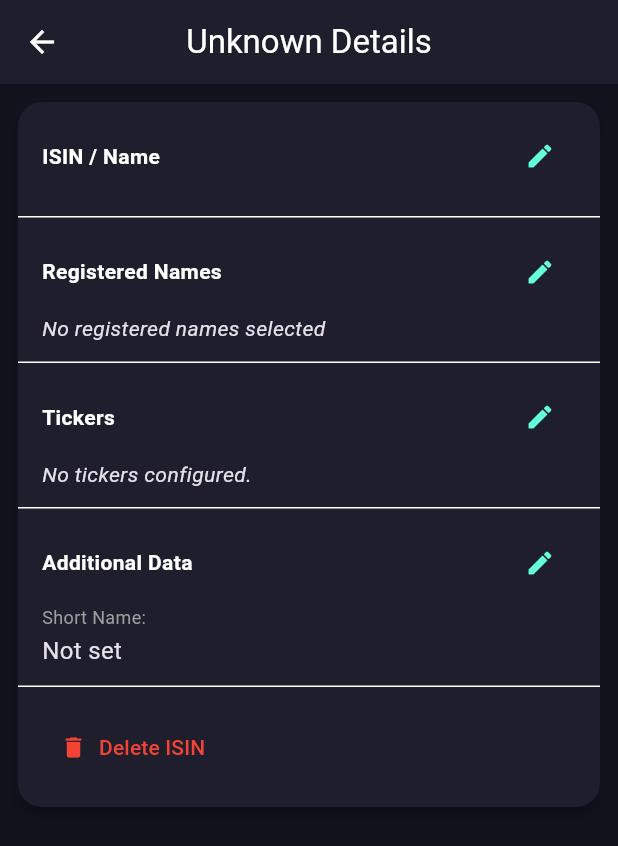
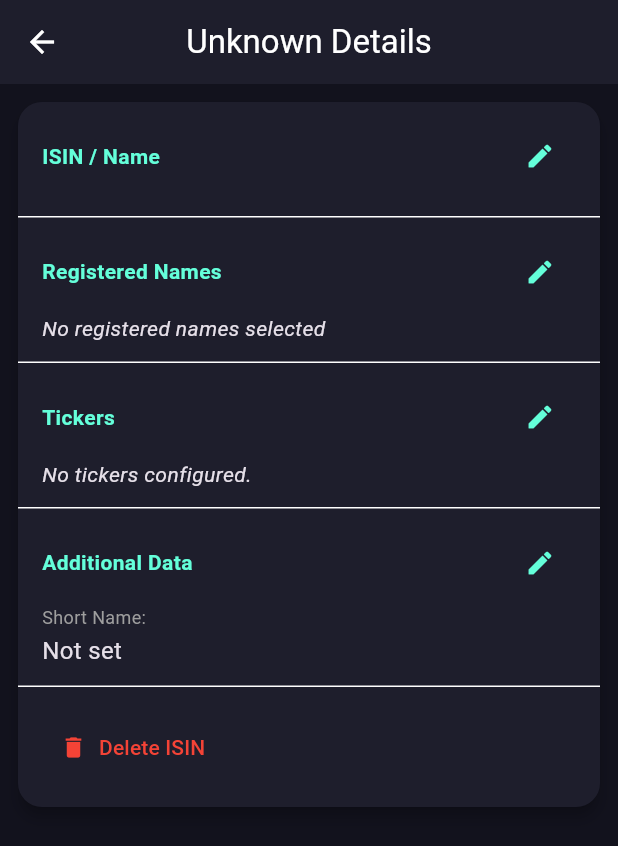
Before and after one commit to garrese/pocket-isins, a Flutter app: the IsinSummaryScreen screen opened directly with empty values, on a phone screen of 412 x 824 dp. Shown: the top 846 px of the screen. Run offline on Flutter 3.47's test engine with Material 3 defaults, Android fonts, the phone set to English and light mode, and no system bars; our stand-ins replace dio, drift, file_picker, fl_chart, flutter_markdown_plus, flutter_riverpod and 7 more; missing offline and left inert: sqlite3; accounts and stored records are empty; generated files the repository leaves out were written again.

Commit message:
Update ISIN text colors to use standard app theme colors
Replaced hardcoded white/grey colors on the portfolio and ISIN summary
screens. The ISIN displayName and detail section titles now use the
primary (turquoise) theme color. Shortname and isinCode text now use
normal white. Ticker symbols now use the secondary (yellow) theme color
and have normal font weight on the detail screen.

Co-authored-by: garrese <49403460+garrese@users.noreply.github.com>

```diff
--- a/lib/features/portfolio/presentation/screens/isin_summary_screen.dart
+++ b/lib/features/portfolio/presentation/screens/isin_summary_screen.dart
@@ -209,9 +209,9 @@ class IsinSummaryScreen extends ConsumerWidget {
                                           child: _buildCopyableText(
                                             context,
                                             t.symbol,
-                                            style: const TextStyle(
-                                              fontWeight: FontWeight.bold,
+                                            style: TextStyle(
                                               fontSize: 16,
+                                              color: Theme.of(context).colorScheme.secondary,
                                             ),
                                           ),
                                         ),
@@ -354,7 +354,7 @@ class IsinSummaryScreen extends ConsumerWidget {
                 style: TextStyle(
                   fontSize: 14,
                   fontWeight: FontWeight.bold,
-                  color: appThemeExt?.mainTitleColor ?? Colors.blue,
+                  color: Theme.of(context).colorScheme.primary,
                 ),
               ),
               IconButton(
```
Also changed, not shown: lib/features/portfolio/presentation/portfolio_screen.dart (+7 -6 lines).
